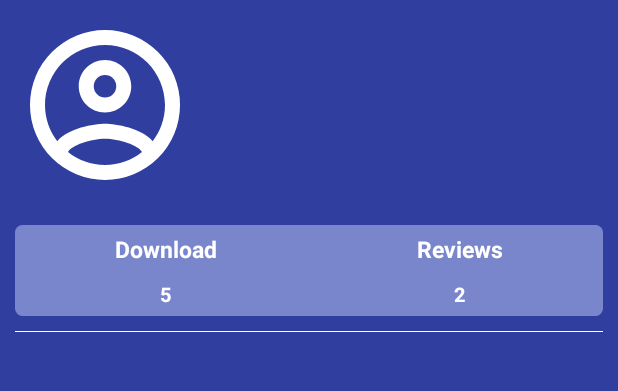
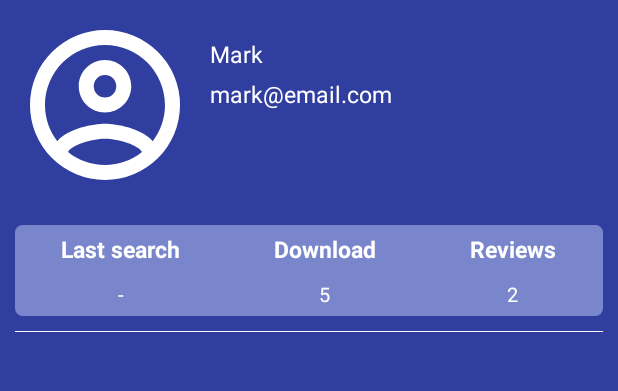
Before and after one commit to MatteoSalvino/Biblio-app, an Android app: the layout fragment_logged_profile.xml on its own in the app's theme, with its tools: preview values and no code run, on a phone screen of 412 x 824 dp, the part 66-457 px from its top. Run offline under Robolectric (Android 15) with nearby library versions, the phone set to English and light mode, and no system bars.

Commit message:
LoggedProfileFragment: add last search

```diff
--- a/app/src/main/res/layout/fragment_logged_profile.xml
+++ b/app/src/main/res/layout/fragment_logged_profile.xml
@@ -1,6 +1,7 @@
 <?xml version="1.0" encoding="utf-8"?>
 <LinearLayout xmlns:android="http://schemas.android.com/apk/res/android"
     xmlns:app="http://schemas.android.com/apk/res-auto"
+    xmlns:tools="http://schemas.android.com/tools"
     android:layout_width="match_parent"
     android:layout_height="match_parent"
     android:orientation="vertical">
@@ -10,13 +11,12 @@
         android:layout_height="wrap_content"
         android:orientation="horizontal">
 
-
         <ImageView
             android:id="@+id/logged_settings_btn"
             android:layout_width="wrap_content"
             android:layout_height="wrap_content"
             android:layout_marginEnd="5dp"
-            android:layout_toLeftOf="@id/logout_btn"
+            android:layout_toStartOf="@id/logout_btn"
             android:padding="10dp"
             android:src="@drawable/settings_outline"
             android:tint="@color/main_book_text" />
@@ -58,7 +58,8 @@
                 android:layout_marginTop="5dp"
                 android:layout_marginEnd="5dp"
                 android:textColor="@color/main_book_text"
-                android:textSize="15sp" />
+                android:textSize="15sp"
+                tools:text="Mark" />
 
             <TextView
                 android:id="@+id/logged_email_tv"
@@ -67,20 +68,10 @@
                 android:layout_marginTop="5dp"
                 android:layout_marginEnd="5dp"
                 android:textColor="@color/main_book_text"
-                android:textSize="15sp" />
-
-            <TextView
-                android:id="@+id/logged_last_search_tv"
-                android:layout_width="wrap_content"
-                android:layout_height="wrap_content"
-                android:layout_marginTop="5dp"
-                android:layout_marginEnd="5dp"
-                android:textColor="@color/main_book_text"
-                android:textSize="15sp" />
-
+                android:textSize="15sp"
+                tools:text="mark@email.com" />
         </LinearLayout>
     </LinearLayout>
-
 
     <com.google.android.material.card.MaterialCardView
         android:layout_width="match_parent"
@@ -94,8 +85,36 @@
         <LinearLayout
             android:layout_width="match_parent"
             android:layout_height="wrap_content"
+            android:baselineAligned="false"
             android:orientation="horizontal"
-            android:weightSum="2">
+            android:weightSum="3">
+
+            <LinearLayout
+                android:layout_width="wrap_content"
+                android:layout_height="wrap_content"
+                android:layout_weight="1"
+                android:gravity="center"
+                android:orientation="vertical">
+
+                <TextView
+                    android:layout_width="wrap_content"
+                    android:layout_height="wrap_content"
+                    android:layout_marginTop="5dp"
+                    android:text="@string/last_search_tv"
+                    android:textColor="@color/main_book_text"
+                    android:textSize="15sp"
+                    android:textStyle="bold" />
+
+                <TextView
+                    android:id="@+id/logged_last_search_tv"
+                    android:layout_width="wrap_content"
+                    android:layout_height="wrap_content"
+                    android:layout_marginTop="10dp"
+                    android:layout_marginBottom="5dp"
+                    android:textColor="@color/main_book_text"
+                    android:textSize="13sp"
+                    android:text="@string/null_field_placeholder" />
+            </LinearLayout>
 
             <LinearLayout
                 android:layout_width="wrap_content"
@@ -119,10 +138,9 @@
                     android:layout_height="wrap_content"
                     android:layout_marginTop="10dp"
                     android:layout_marginBottom="5dp"
-                    android:text="5"
                     android:textColor="@color/main_book_text"
                     android:textSize="13sp"
-                    android:textStyle="bold" />
+                    tools:text="5" />
             </LinearLayout>
 
             <LinearLayout
@@ -147,11 +165,9 @@
                     android:layout_height="wrap_content"
                     android:layout_marginTop="10dp"
                     android:layout_marginBottom="5dp"
-                    android:text="2"
                     android:textColor="@color/main_book_text"
                     android:textSize="13sp"
-                    android:textStyle="bold" />
-
+                    tools:text="2" />
             </LinearLayout>
         </LinearLayout>
     </com.google.android.material.card.MaterialCardView>
--- a/app/src/main/res/values/strings.xml
+++ b/app/src/main/res/values/strings.xml
@@ -90,4 +90,5 @@
     <string name="theme_pref" translatable="false">theme</string>
     <string name="description_msg">Description</string>
     <string name="infos_msg">Details</string>
+    <string name="last_search_tv">Last search</string>
 </resources>
```
Also changed, not shown: 1 other file.
